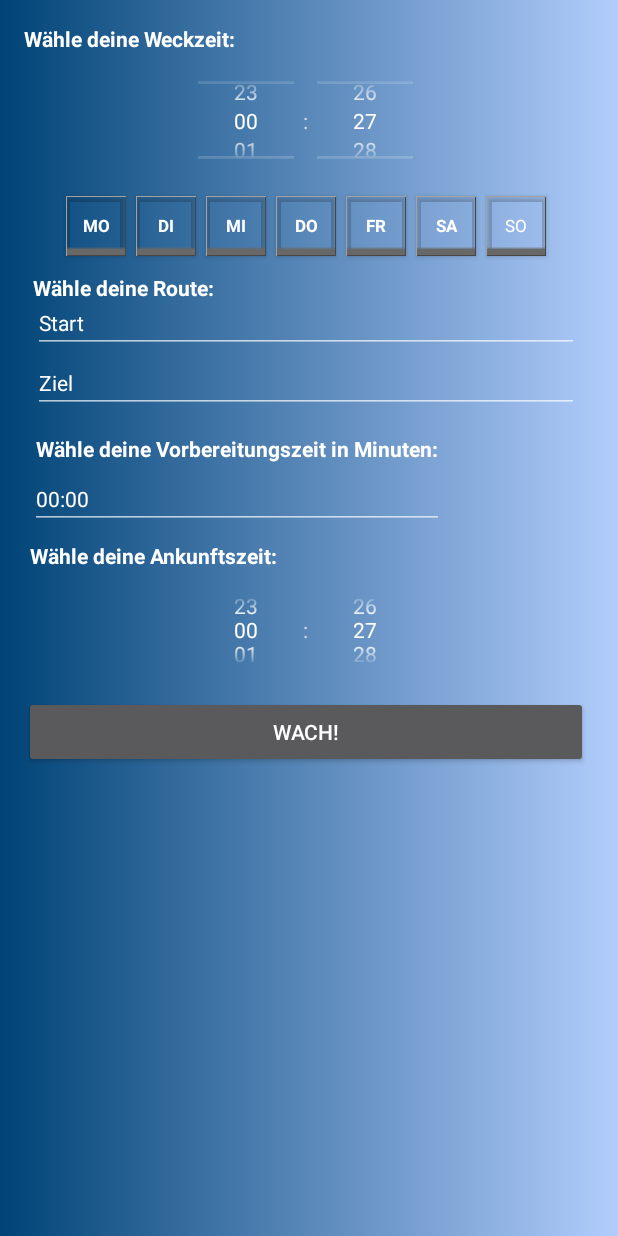
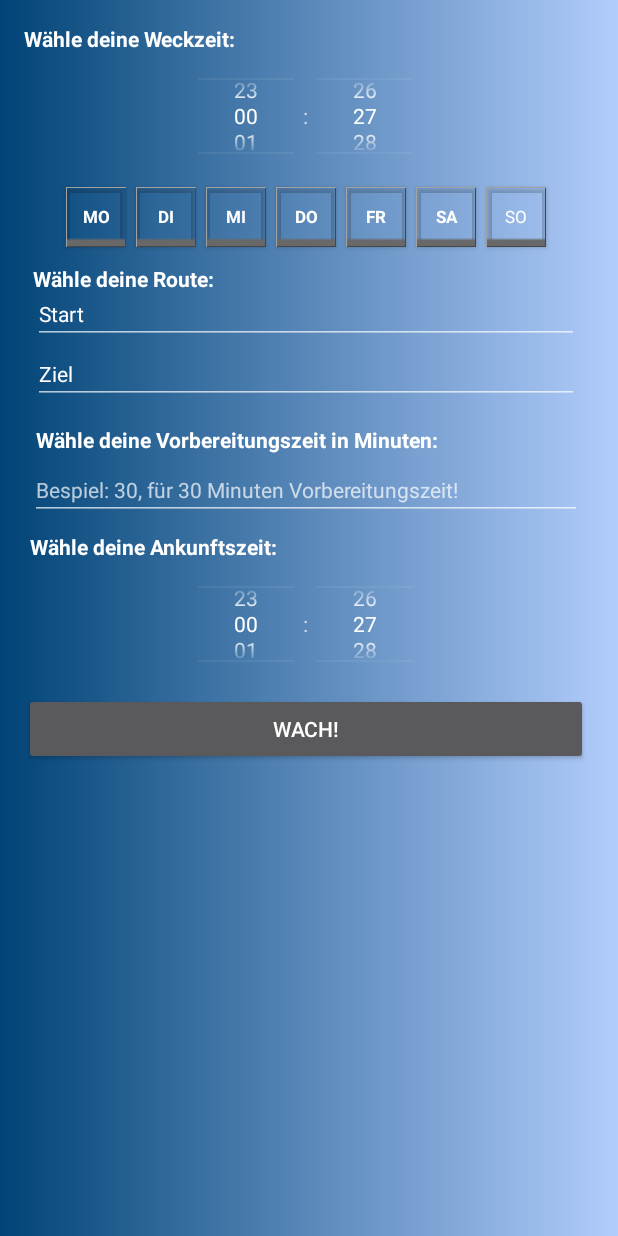
Before and after one commit to DuyiOE/EarlyBird, an Android app: the AlarmActivity screen opened directly, with no data from a screen before it, on a phone screen of 412 x 824 dp. Run offline under Robolectric (Android 15) with nearby library versions, the phone set to English and light mode, and no system bars; 1 statement that could not run was skipped.

Commit message:
textEdit

```diff
--- a/app/src/main/java/de/bachelorarbeit/duygu/earlybird/AlarmActivity.java
+++ b/app/src/main/java/de/bachelorarbeit/duygu/earlybird/AlarmActivity.java
@@ -11,6 +11,8 @@ import android.os.Bundle;
 import android.support.annotation.RequiresApi;
 import android.support.v7.app.AppCompatActivity;
 import android.support.v7.widget.Toolbar;
+import android.text.Spanned;
+import android.text.method.TimeKeyListener;
 import android.util.Log;
 import android.view.Menu;
 import android.view.MenuItem;
@@ -18,14 +20,21 @@ import android.view.View;
 import android.widget.AdapterView;
 import android.widget.Button;
 import android.widget.CompoundButton;
+import android.widget.EditText;
 import android.widget.Spinner;
 import android.widget.TextView;
 import android.widget.TimePicker;
+import android.widget.Toast;
 import android.widget.ToggleButton;
 
+import java.text.DateFormat;
+import java.text.SimpleDateFormat;
 import java.util.Calendar;
+import java.util.Date;
 
 import de.bachelorarbeit.duygu.earlybird.de.bachelorarbeit.duygu.earlybird.ui.AlarmDate;
+
+import static android.R.id.edit;
 
 /**
  * Created by Duygu on 26.11.2016.
@@ -40,12 +49,10 @@ public class AlarmActivity extends AppCompatActivity implements AdapterView.OnIt
     TimePicker alarmTimePicker;
     TimePicker desTimePicker;
     private TextView alarmTextView;
-    private AlarmReceiver alarm;
     private Context context;
-    Spinner spinner;
     int i = 0;
     final Calendar calendar = Calendar.getInstance();
-    private ToggleButton toggleButton;
+    private EditText prepTime;
 
     public static AlarmActivity instance() {
         return inst;
@@ -60,8 +67,19 @@ public class AlarmActivity extends AppCompatActivity implements AdapterView.OnIt
         this.context = this;
         Toolbar toolbar = (Toolbar) findViewById(R.id.toolbar);
         setSupportActionBar(toolbar);
+        Date dateObject;
 
+        prepTime = (EditText) findViewById(R.id.editText_PrepTime);
+        prepTime.setKeyListener(new TimeKeyListener() {
+            public final char[] CHARS = new char[] {
+                    '0', '1', '2', '3', '4', '5', '6', '7', '8', '9'
+            };
 
+            @Override
+            protected char[] getAcceptedChars() {
+                return CHARS;
+            }
+        });
 
         //alarm = new AlarmReceiver();
         alarmTextView = (TextView) findViewById(R.id.infoText);
@@ -89,7 +107,7 @@ public class AlarmActivity extends AppCompatActivity implements AdapterView.OnIt
             public void onCheckedChanged(CompoundButton buttonView, boolean isChecked) {
                 if (isChecked) {
                     if(AlarmDate.getIntCurrentDay()==2) {
-                        AlarmDate.setAlarm(alarmTimePicker, calendar, alarmTextView,alarmToggleMO);
+                        AlarmDate.setAlarm(alarmTimePicker, calendar, alarmTextView,alarmToggleMO.getText());
                         myIntent.putExtra("extra", "yes");
                         myIntent.putExtra("quote id", String.valueOf(i));
                         pendingIntent = PendingIntent.getBroadcast(AlarmActivity.this, 0, myIntent, PendingIntent.FLAG_UPDATE_CURRENT);
@@ -104,7 +122,7 @@ public class AlarmActivity extends AppCompatActivity implements AdapterView.OnIt
             public void onCheckedChanged(CompoundButton buttonView, boolean isChecked) {
                 if (isChecked) {
                     if(AlarmDate.getIntCurrentDay()==3) {
-                        AlarmDate.setAlarm(alarmTimePicker, calendar, alarmTextView,alarmToggleDI);
+                        AlarmDate.setAlarm(alarmTimePicker, calendar, alarmTextView,alarmToggleDI.getText());
                         myIntent.putExtra("extra", "yes");
                         myIntent.putExtra("quote id", String.valueOf(i));
                         pendingIntent = PendingIntent.getBroadcast(AlarmActivity.this, 0, myIntent, PendingIntent.FLAG_UPDATE_CURRENT);
@@ -119,7 +137,7 @@ public class AlarmActivity extends AppCompatActivity implements AdapterView.OnIt
             public void onCheckedChanged(CompoundButton buttonView, boolean isChecked) {
                 if (isChecked) {
                     if(AlarmDate.getIntCurrentDay()==4) {
-                        AlarmDate.setAlarm(alarmTimePicker, calendar, alarmTextView,alarmToggleMI);
+                        AlarmDate.setAlarm(alarmTimePicker, calendar, alarmTextView,alarmToggleMI.getText());
                         myIntent.putExtra("extra", "yes");
                         myIntent.putExtra("quote id", String.valueOf(i));
                         pendingIntent = PendingIntent.getBroadcast(AlarmActivity.this, 0, myIntent, PendingIntent.FLAG_UPDATE_CURRENT);
@@ -134,7 +152,7 @@ public class AlarmActivity extends AppCompatActivity implements AdapterView.OnIt
             public void onCheckedChanged(CompoundButton buttonView, boolean isChecked) {
                 if (isChecked) {
                     if(AlarmDate.getIntCurrentDay()==5) {
-                        AlarmDate.setAlarm(alarmTimePicker, calendar, alarmTextView,alarmToggleDO);
+                        AlarmDate.setAlarm(alarmTimePicker, calendar, alarmTextView,alarmToggleDO.getText());
                         myIntent.putExtra("extra", "yes");
                         myIntent.putExtra("quote id", String.valueOf(i));
                         pendingIntent = PendingIntent.getBroadcast(AlarmActivity.this, 0, myIntent, PendingIntent.FLAG_UPDATE_CURRENT);
@@ -149,7 +167,7 @@ public class AlarmActivity extends AppCompatActivity implements AdapterView.OnIt
             public void onCheckedChanged(CompoundButton buttonView, boolean isChecked) {
                 if (isChecked) {
                     if(AlarmDate.getIntCurrentDay()==6) {
-                        AlarmDate.setAlarm(alarmTimePicker, calendar, alarmTextView,alarmToggleFR);
+                        AlarmDate.setAlarm(alarmTimePicker, calendar, alarmTextView,alarmToggleFR.getText());
                         myIntent.putExtra("extra", "yes");
                         myIntent.putExtra("quote id", String.valueOf(i));
                         pendingIntent = PendingIntent.getBroadcast(AlarmActivity.this, 0, myIntent, PendingIntent.FLAG_UPDATE_CURRENT);
@@ -164,7 +182,7 @@ public class AlarmActivity extends AppCompatActivity implements AdapterView.OnIt
             public void onCheckedChanged(CompoundButton buttonView, boolean isChecked) {
                 if (isChecked) {
                     if(AlarmDate.getIntCurrentDay()==7) {
-                        AlarmDate.setAlarm(alarmTimePicker, calendar, alarmTextView,alarmToggleSA);
+                        AlarmDate.setAlarm(alarmTimePicker, calendar, alarmTextView,alarmToggleSA.getText());
                         myIntent.putExtra("extra", "yes");
                         myIntent.putExtra("quote id", String.valueOf(i));
                         pendingIntent = PendingIntent.getBroadcast(AlarmActivity.this, 0, myIntent, PendingIntent.FLAG_UPDATE_CURRENT);
@@ -179,7 +197,7 @@ public class AlarmActivity extends AppCompatActivity implements AdapterView.OnIt
             public void onCheckedChanged(CompoundButton buttonView, boolean isChecked) {
                 if (isChecked) {
                     if(AlarmDate.getIntCurrentDay()==1) {
-                        AlarmDate.setAlarm(alarmTimePicker, calendar, alarmTextView,alarmToggleSO);
+                        AlarmDate.setAlarm(alarmTimePicker, calendar, alarmTextView,alarmToggleSO.getText());
                         myIntent.putExtra("extra", "yes");
                         myIntent.putExtra("quote id", String.valueOf(i));
                         pendingIntent = PendingIntent.getBroadcast(AlarmActivity.this, 0, myIntent, PendingIntent.FLAG_UPDATE_CURRENT);
@@ -205,7 +223,11 @@ public class AlarmActivity extends AppCompatActivity implements AdapterView.OnIt
                 //setAlarmText("ID is " + i);
                 }
         });
+
     }
+
+
+
     public void setSupportActionBar(Toolbar toolbar) {
     }
 
--- a/app/src/main/res/layout-v21/activity_alarm.xml
+++ b/app/src/main/res/layout-v21/activity_alarm.xml
@@ -27,7 +27,7 @@
         android:timePickerMode="spinner"
         android:id="@+id/TimePickerAlarm"
         android:orientation="vertical"
-        android:layout_height="90dp" />
+        android:layout_height="84dp" />
 
 
     <LinearLayout
@@ -184,13 +184,13 @@
 
     <LinearLayout
         android:orientation="vertical"
-        android:layout_width="wrap_content"
+        android:layout_width="match_parent"
         android:layout_height="wrap_content"
         android:layout_margin="4dp">
 
         <TextView
             android:layout_width="match_parent"
-            android:layout_height="wrap_content"
+            android:layout_height="match_parent"
             android:textAppearance="?android:attr/textAppearanceLarge"
             android:text="@string/chooseAlarm"
             android:id="@+id/text_vorbereitungszeit"
@@ -202,10 +202,11 @@
 
         <EditText
             android:layout_width="match_parent"
-            android:layout_height="wrap_content"
+            android:layout_height="match_parent"
             android:inputType="time"
-            android:text="@string/textTime"
-            android:ems="10"
+            android:hint="@string/textTime"
+            android:maxLength="3"
+            android:ems="15"
             android:id="@+id/editText_PrepTime"
             android:textSize="14sp" />
 
@@ -231,7 +232,7 @@
             android:timePickerMode="spinner"
             android:orientation="vertical"
             android:id="@+id/TimePickerDes"
-            android:layout_height="80dp" />
+            android:layout_height="84dp" />
 
 
     </LinearLayout>
--- a/app/src/main/res/layout/activity_alarm.xml
+++ b/app/src/main/res/layout/activity_alarm.xml
@@ -27,7 +27,7 @@
         android:timePickerMode="spinner"
         android:id="@+id/TimePickerAlarm"
         android:orientation="vertical"
-        android:layout_height="90dp" />
+        android:layout_height="84dp"/>
 
 
     <LinearLayout
@@ -209,12 +209,13 @@
 
         <EditText
             android:layout_width="match_parent"
-            android:layout_height="wrap_content"
+            android:layout_height="match_parent"
             android:inputType="time"
-            android:text="@string/textTime"
-            android:ems="10"
+            android:hint="@string/textTime"
+            android:ems="15"
             android:id="@+id/editText_PrepTime"
-            android:textSize="14sp" />
+            android:textSize="14sp"
+            android:maxLength="3" />
 
     </LinearLayout>
 
@@ -238,7 +239,7 @@
             android:timePickerMode="spinner"
             android:orientation="vertical"
             android:id="@+id/TimePickerDes"
-            android:layout_height="80dp" />
+            android:layout_height="84dp" />
 
 
     </LinearLayout>
--- a/app/src/main/res/values/strings.xml
+++ b/app/src/main/res/values/strings.xml
@@ -1,18 +1,18 @@
 <resources>
     <string name="app_name">EarlyBird</string>
-    <string name="button_Monday">MO</string>
-    <string name="button_Sunday">SO</string>
-    <string name="button_Tuesday">DI</string>
-    <string name="button_Thursday">DO</string>
-    <string name="button_Friday">FR</string>
-    <string name="button_Wednesday">MI</string>
-    <string name="button_Saturday">SA</string>
+    <string name="button_Monday">Mo</string>
+    <string name="button_Sunday">So</string>
+    <string name="button_Tuesday">Di</string>
+    <string name="button_Thursday">Do</string>
+    <string name="button_Friday">Fr</string>
+    <string name="button_Wednesday">Mi</string>
+    <string name="button_Saturday">Sa</string>
     <string name="startAddress">Start</string>
     <string name="destinationAddress">Ziel</string>
-    <string name="textTime">00:00</string>
+    <string name="textTime">Bespiel: 30, für 30 Minuten Vorbereitungszeit!</string>
     <string name="chooseAlarm">Wähle deine Vorbereitungszeit in Minuten:</string>
     <string name="chooseDestinationTime">Wähle deine Ankunftszeit:</string>
-    <string name="infoTextPreparationTime">Nach der jetztigen Verkehrslage wirst du in %% Tagen, Â§Â§ Stunden und Â§% Miuten um $$ Uhr geweckt.</string>
+    <string name="infoTextPreparationTime"></string>
     <string name="button_safeDirection">Route Speichern</string>
     <string name="EarlyBird">EarlyBird</string>
     <string name="alarmText">Wähle deine Weckzeit:</string>
```
Also changed, not shown: app/src/main/java/de/bachelorarbeit/duygu/earlybird/AlarmService.java (+0 -22 lines), app/src/main/java/de/bachelorarbeit/duygu/earlybird/de/bachelorarbeit/duygu/earlybird/ui/AlarmDate.java (+11 -8 lines).
